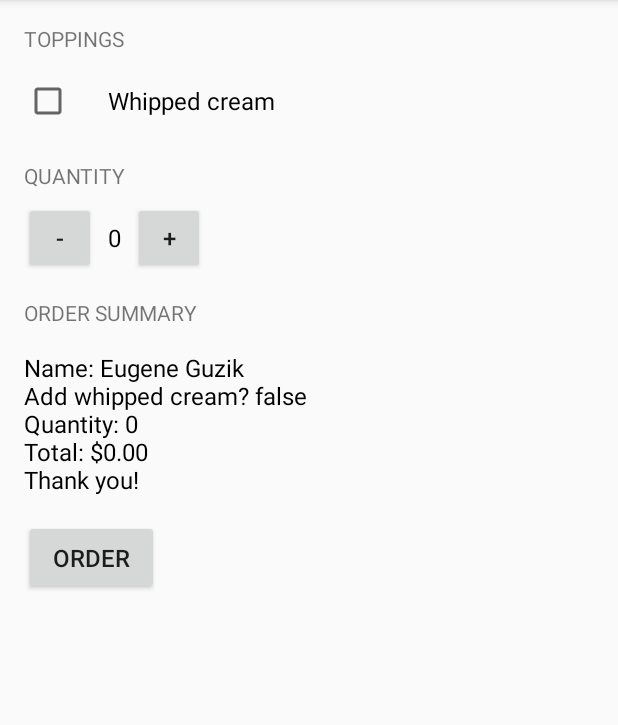
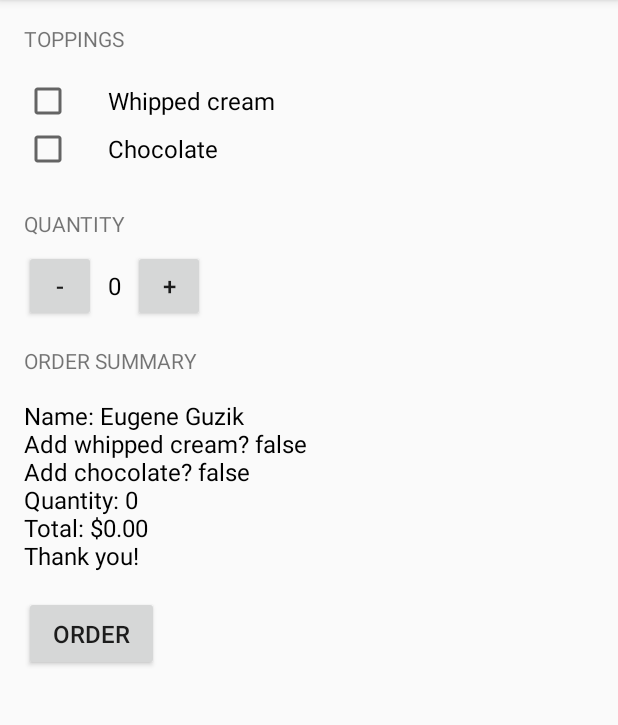
Before and after one commit to guzike/JustJava, an Android app: the screen it shows after launch (MainActivity), after a tap on "ORDER", on a phone screen of 412 x 824 dp, the part 84-809 px from its top. Run offline under Robolectric (Android 15) with nearby library versions, the phone set to English and light mode, and no system bars.

Commit message:
add Chocolate

```diff
--- a/app/src/main/java/com/example/android/justjava/MainActivity.java
+++ b/app/src/main/java/com/example/android/justjava/MainActivity.java
@@ -16,6 +16,7 @@ public class MainActivity extends AppCompatActivity {
     int numberOfCoffees = 0;
 
     boolean hasWhippedCream = false;
+    boolean hasChocolate = false;
 
 
 
@@ -34,9 +35,14 @@ public class MainActivity extends AppCompatActivity {
      */
     public void submitOrder(View view) {
         int price = calculatePrice();
+
         CheckBox checkBox1 = (CheckBox) findViewById(R.id.checkbox_cream);
         hasWhippedCream = checkBox1.isChecked();
-        displayMessage(createOrderSummary(price, hasWhippedCream));
+
+        CheckBox checkBox2 = (CheckBox) findViewById(R.id.checkbox_chocolate);
+        hasChocolate = checkBox2.isChecked();
+
+        displayMessage(createOrderSummary(price, hasWhippedCream, hasChocolate));
     }
 
     /**
@@ -77,9 +83,10 @@ public class MainActivity extends AppCompatActivity {
         return numberOfCoffees*5;
     }
 
-    private String createOrderSummary(int price, boolean hasWhippedCream){
+    private String createOrderSummary(int price, boolean hasWhippedCream, boolean hasChocolate){
         return "Name: Eugene Guzik" +
                 "\nAdd whipped cream? " + hasWhippedCream +
+                "\nAdd chocolate? " + hasChocolate +
                 "\nQuantity: " + numberOfCoffees +
                 "\nTotal: " + NumberFormat.getCurrencyInstance().format(price) +
                 "\nThank you!";
--- a/app/src/main/res/layout/activity_main.xml
+++ b/app/src/main/res/layout/activity_main.xml
@@ -23,10 +23,18 @@
             android:id="@+id/checkbox_cream"
             android:layout_width="wrap_content"
             android:layout_height="wrap_content"
-            android:layout_marginBottom="24dp"
             android:layout_marginTop="16dp"
             android:paddingLeft="24dp"
             android:text="Whipped cream"
+            android:textSize="16sp" />
+
+        <CheckBox
+            android:id="@+id/checkbox_chocolate"
+            android:layout_width="wrap_content"
+            android:layout_height="wrap_content"
+            android:layout_marginBottom="24dp"
+            android:paddingLeft="24dp"
+            android:text="Chocolate"
             android:textSize="16sp" />
 
 
```
